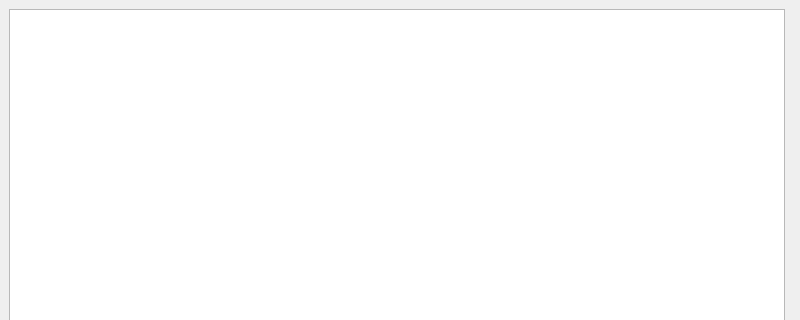
Before: the Qt Designer form worksheet6/worksheet6task1/task1widgets/mainwindow.ui in jbanks111/2025_20663277, drawn with Qt 5; both pictures show x 0 to 800 and y 0 to 320 of the 800 by 600 pixel window.
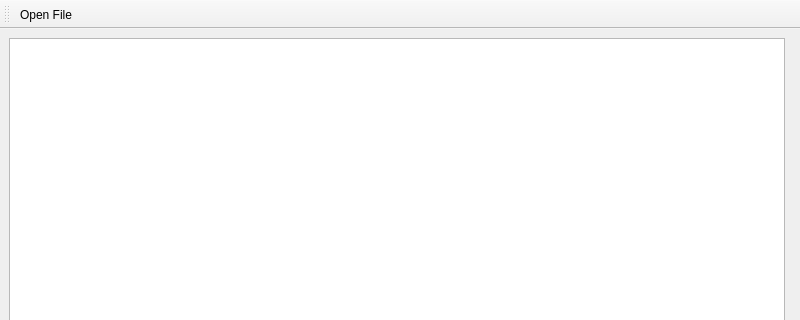
After: the same form once the commit is applied.

Commit message: fixing errors in open file action

Patch:
```diff
--- a/worksheet6/worksheet6task1/task1widgets/mainwindow.ui
+++ b/worksheet6/worksheet6task1/task1widgets/mainwindow.ui
@@ -69,6 +69,26 @@
    </property>
   </widget>
   <widget class="QStatusBar" name="statusbar"/>
+  <widget class="QToolBar" name="toolBar">
+   <property name="windowTitle">
+    <string>toolBar</string>
+   </property>
+   <attribute name="toolBarArea">
+    <enum>TopToolBarArea</enum>
+   </attribute>
+   <attribute name="toolBarBreak">
+    <bool>false</bool>
+   </attribute>
+   <addaction name="actionOpen_File"/>
+  </widget>
+  <action name="actionOpen_File">
+   <property name="text">
+    <string>Open File</string>
+   </property>
+   <property name="menuRole">
+    <enum>QAction::MenuRole::NoRole</enum>
+   </property>
+  </action>
  </widget>
  <resources/>
  <connections/>
```
The commit also changes 1 other file.
